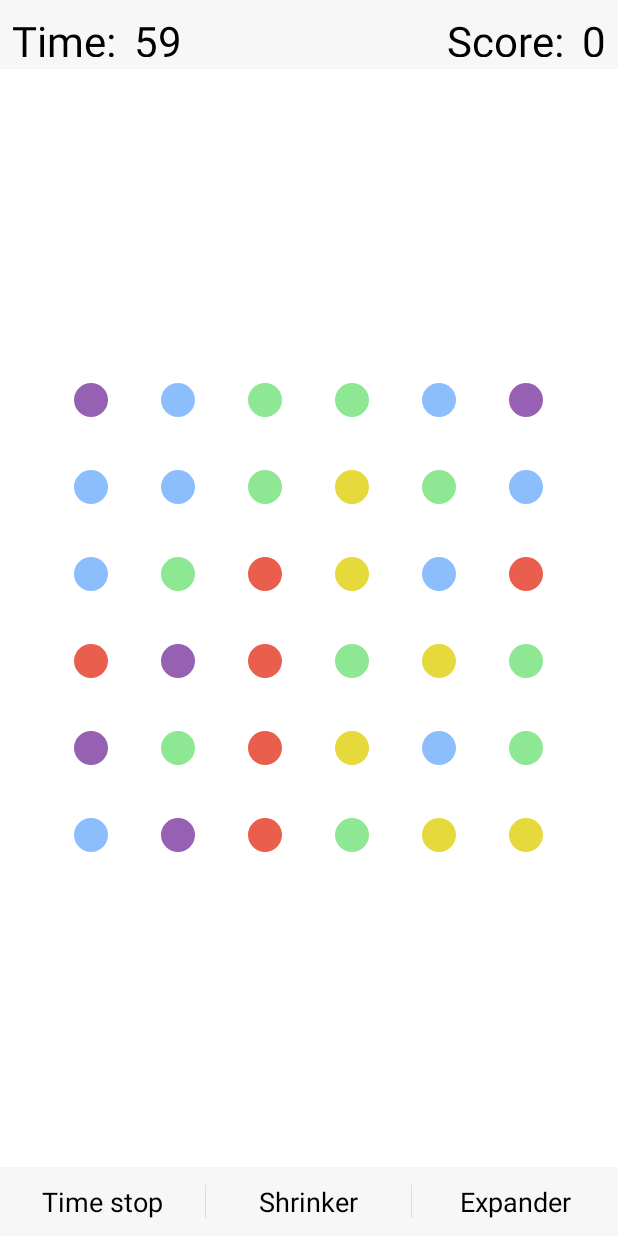
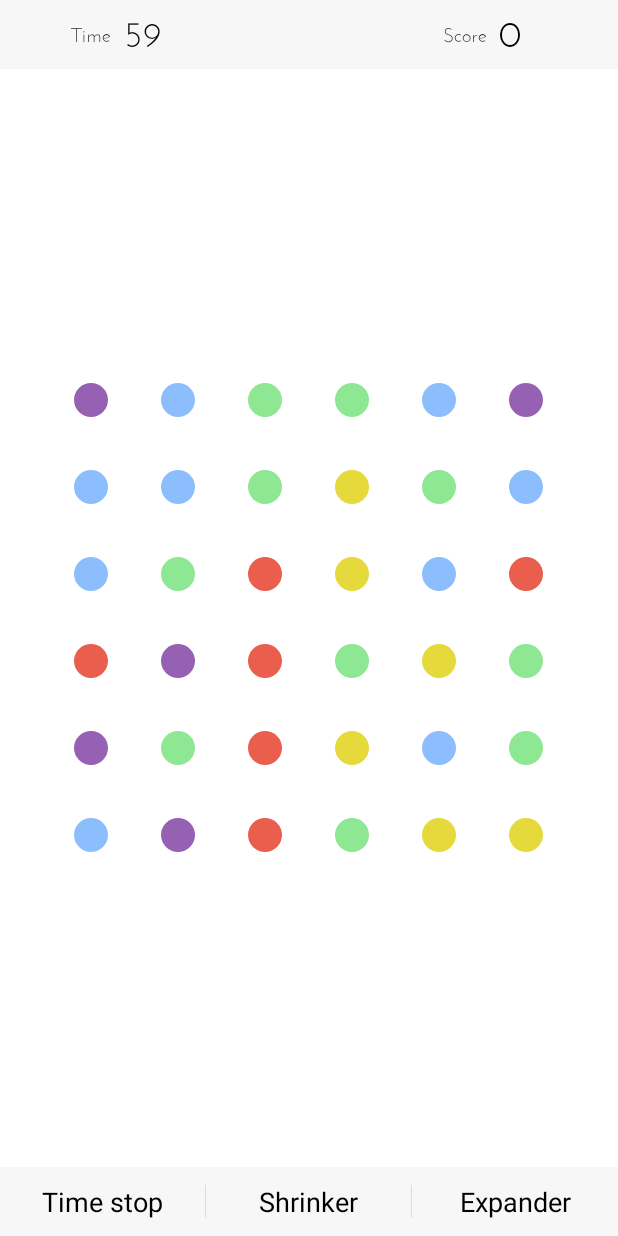
Before and after one commit to JayH5/blocks, an Android app: the screen it shows after launch (GameActivity), after a tap on "Timed", on a phone screen of 412 x 824 dp. Run offline under Robolectric (Android 15) with nearby library versions, the phone set to English and light mode, and no system bars.

Commit message:
More style changes
* Use Dots font for stats
* Adjust spacing and font size for stats

```diff
--- a/app/src/main/java/za/jay/blocks/GameFragment.java
+++ b/app/src/main/java/za/jay/blocks/GameFragment.java
@@ -164,10 +164,16 @@ public class GameFragment extends Fragment implements View.OnTouchListener,
 
     /** Set up the moves/time/score counters depending on the game mode */
     private void initStatsViews(View root) {
+        Typeface josefinSans =
+                Typeface.createFromAsset(getActivity().getAssets(), "fonts/JosefinSans-Regular.ttf");
+
         mRemainingCount = (TextView) root.findViewById(R.id.game_remaining_counter);
+        mRemainingCount.setTypeface(josefinSans);
         mScoreCount = (TextView) root.findViewById(R.id.game_score_counter);
+        mScoreCount.setTypeface(josefinSans);
 
         TextView remainingText = (TextView) root.findViewById(R.id.game_remaining_text);
+        remainingText.setTypeface(josefinSans);
         switch(mGameMode) {
             case MOVES:
                 remainingText.setText(R.string.game_moves_left);
@@ -182,6 +188,9 @@ public class GameFragment extends Fragment implements View.OnTouchListener,
                 mRemainingCount.setText(R.string.zero);
                 break;
         }
+
+        TextView scoreText = (TextView) root.findViewById(R.id.game_score_text);
+        scoreText.setTypeface(josefinSans);
     }
 
     private void initPowerups(View root) {
--- a/app/src/main/res/layout/fragment_game.xml
+++ b/app/src/main/res/layout/fragment_game.xml
@@ -8,7 +8,6 @@
         android:layout_width="match_parent"
         android:layout_height="@dimen/dots_button_bar_height"
         android:orientation="horizontal"
-        android:padding="@dimen/default_padding"
         android:background="@color/dots_grey">
 
         <TextView
@@ -16,6 +15,8 @@
             android:layout_width="wrap_content"
             android:layout_height="wrap_content"
             android:layout_alignParentLeft="true"
+            android:layout_centerVertical="true"
+            android:layout_marginLeft="@dimen/dots_stats_left_margin"
             style="@style/game_text"/>
 
         <TextView
@@ -24,13 +25,16 @@
             android:layout_height="wrap_content"
             android:layout_toRightOf="@+id/game_remaining_text"
             android:layout_marginLeft="@dimen/game_counter_margin"
-            style="@style/game_text"/>
+            android:layout_centerVertical="true"
+            style="@style/game_counter"/>
 
         <TextView
             android:id="@+id/game_score_text"
             android:layout_width="wrap_content"
             android:layout_height="wrap_content"
-            android:layout_toLeftOf="@+id/game_score_counter"
+            android:layout_marginRight="@dimen/dots_stats_right_margin"
+            android:layout_alignParentRight="true"
+            android:layout_centerVertical="true"
             style="@style/game_text"
             android:text="@string/game_score"/>
 
@@ -38,9 +42,10 @@
             android:id="@+id/game_score_counter"
             android:layout_width="wrap_content"
             android:layout_height="wrap_content"
-            android:layout_alignParentRight="true"
-            android:layout_marginLeft="@dimen/game_counter_margin"
-            style="@style/game_text"
+            android:layout_marginLeft="@dimen/dots_stats_score_margin"
+            android:layout_toRightOf="@id/game_score_text"
+            android:layout_centerVertical="true"
+            style="@style/game_counter"
             android:text="@string/zero"/>
 
     </RelativeLayout>
--- a/app/src/main/res/values/colors.xml
+++ b/app/src/main/res/values/colors.xml
@@ -7,6 +7,7 @@
     <color name="dots_purple">#9660B3</color>
 
     <color name="dots_grey">#F7F7F7</color>
+    <color name="dots_grey_text">#303030</color>
 
     <integer-array name="block_colours">
         <item>@color/dots_red</item>
--- a/app/src/main/res/values/dimens.xml
+++ b/app/src/main/res/values/dimens.xml
@@ -4,14 +4,16 @@
     <dimen name="activity_vertical_margin">16dp</dimen>
 
     <dimen name="title_screen_title_size">48sp</dimen>
-    <dimen name="game_text_size">28sp</dimen>
-    <dimen name="game_counter_margin">12dp</dimen>
+    <dimen name="game_text_size">13sp</dimen>
+    <dimen name="game_counter_size">24sp</dimen>
+    <dimen name="game_counter_margin">8dp</dimen>
 
     <dimen name="powerup_text_size">24sp</dimen>
 
     <dimen name="grid_horizontal_margin">31dp</dimen>
     <dimen name="dots_button_bar_height">46dp</dimen>
-
-    <dimen name="default_padding">8dp</dimen>
+    <dimen name="dots_stats_left_margin">47dp</dimen>
+    <dimen name="dots_stats_right_margin">87dp</dimen>
+    <dimen name="dots_stats_score_margin">-79dp</dimen> <!-- Ugly! -->
 
 </resources>
--- a/app/src/main/res/values/strings.xml
+++ b/app/src/main/res/values/strings.xml
@@ -7,10 +7,10 @@
     <string name="moves">Moves</string>
     <string name="endless">Endless</string>
 
-    <string name="game_score">Score:</string>
-    <string name="game_moves">Moves:</string>
-    <string name="game_moves_left">Moves left:</string>
-    <string name="game_time">Time:</string>
+    <string name="game_score">Score</string>
+    <string name="game_moves">Moves</string>
+    <string name="game_moves_left">Moves Left</string>
+    <string name="game_time">Time</string>
 
     <string name="zero">0</string>
     <string name="thirty">30</string>
--- a/app/src/main/res/values/styles.xml
+++ b/app/src/main/res/values/styles.xml
@@ -16,7 +16,12 @@
 
     <style name="game_text">
         <item name="android:textSize">@dimen/game_text_size</item>
-        <item name="android:textColor">?android:textColorPrimary</item>
+        <item name="android:textColor">@color/dots_grey_text</item>
+    </style>
+
+    <style name="game_counter">
+        <item name="android:textSize">@dimen/game_counter_size</item>
+        <item name="android:textColor">@android:color/black</item>
     </style>
 
     <style name="powerup">
```
Also changed, not shown: app/src/main/assets/fonts/JosefinSans-Regular.ttf (added).
